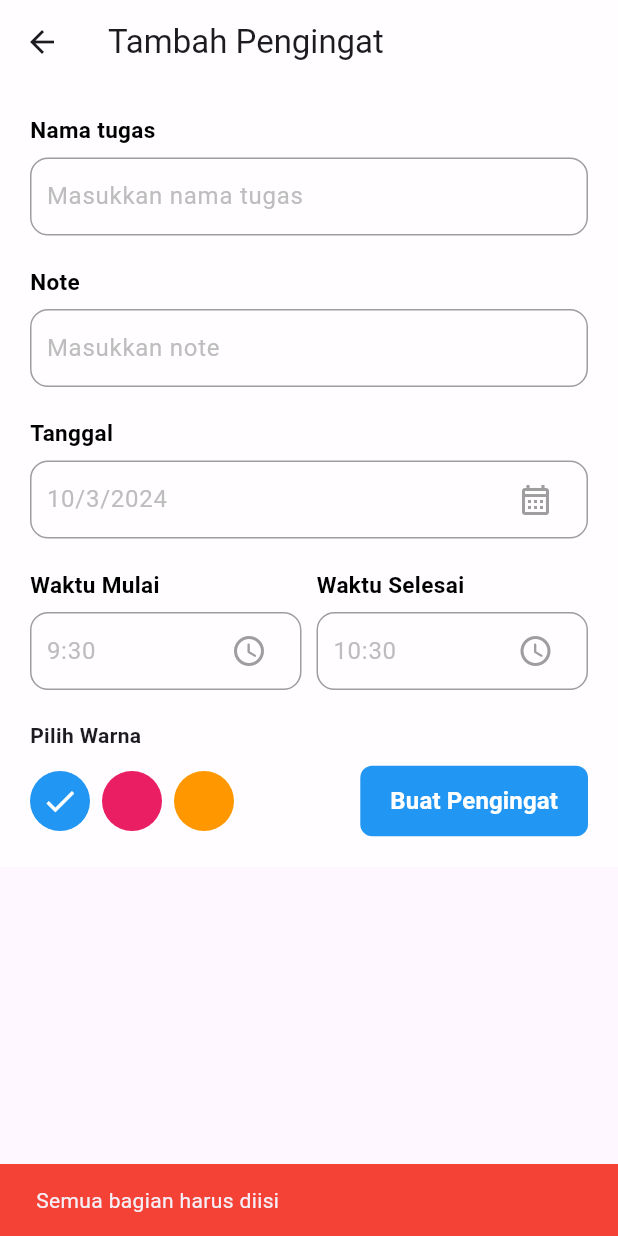
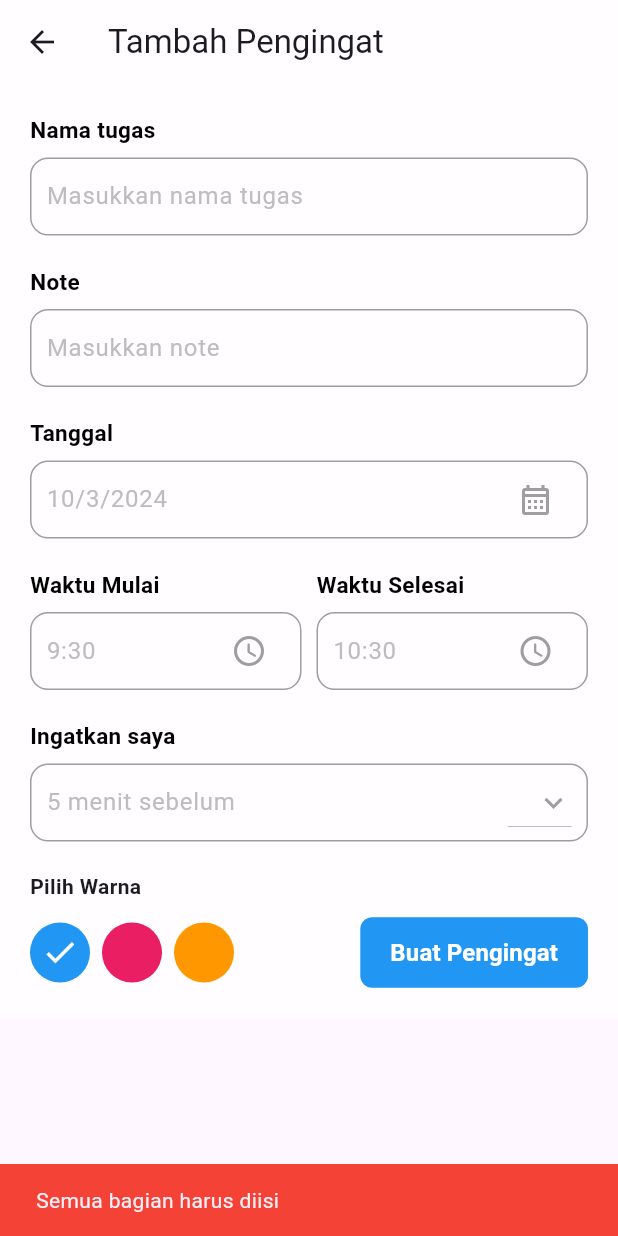
Before and after one commit to jvnnifer/jadwalPengingat, a Flutter app: the InputFieldPengingat screen opened directly, after a tap on "Buat Pengingat", on a phone screen of 412 x 824 dp. Run offline on Flutter 3.47's test engine with Material 3 defaults, Android fonts, the phone set to English and light mode, and no system bars; our stand-ins replace date_picker_timeline.

Commit message:
udah bisa menambah list pengingat

```diff
--- a/lib/main.dart
+++ b/lib/main.dart
@@ -1,7 +1,9 @@
 import 'package:flutter/material.dart';
 import 'pages/home_page.dart';
+import 'package:intl/date_symbol_data_local.dart';
 
-void main() {
+void main() async {
+  await initializeDateFormatting('id_ID', null);
   runApp(const MyApp());
 }
 
--- a/lib/pages/home_page.dart
+++ b/lib/pages/home_page.dart
@@ -9,7 +9,9 @@ class HomePage extends StatelessWidget {
   @override
   Widget build(BuildContext context) {
     return Scaffold(
-      drawer: SideBar(activePage: 'home'),
+      drawer: SideBar(
+        activePage: 'home',
+      ),
       appBar: AppBar(
         title: Text('Beranda'),
       ),
--- a/lib/pages/input_field_pengingat.dart
+++ b/lib/pages/input_field_pengingat.dart
@@ -1,6 +1,8 @@
 import 'package:flutter/material.dart';
 import 'input_field_satuan/input_field_satuan.dart';
 import 'package:intl/intl.dart';
+import 'tugas.dart';
+import 'pengingat_otomatis.dart';
 
 class InputFieldPengingat extends StatefulWidget {
   const InputFieldPengingat({Key? key}) : super(key: key);
@@ -11,6 +13,7 @@ class InputFieldPengingat extends StatefulWidget {
 
 class InputFieldPengingatState extends State<InputFieldPengingat> {
   final TextEditingController _titlecontroller = TextEditingController();
+  final TextEditingController _notecontroller = TextEditingController();
 
   DateTime _selectedDate = DateTime.now();
   String _startTime = "9:30";
@@ -92,16 +95,86 @@ class InputFieldPengingatState extends State<InputFieldPengingat> {
     );
   }
 
+  Color _getColor(int index) {
+    switch (index) {
+      case 0:
+        return Colors.blue;
+      case 1:
+        return Colors.pink;
+      case 2:
+        return Colors.orange;
+      default:
+        return Colors.grey;
+    }
+  }
+
+  int _selectedRemind = 5;
+  List<int> reminderList = [
+    5,
+    10,
+    15,
+    20,
+  ];
+
+  List<Tugas> tugasList = [];
+
   _validateData() {
     if (_titlecontroller.text.isEmpty) {
-      print("ValidateData Called");
       ScaffoldMessenger.of(context).showSnackBar(
         SnackBar(
           content: Text('Semua bagian harus diisi'),
           backgroundColor: Colors.red,
         ),
       );
+    } else {
+      Tugas newTugas = Tugas(
+        judul: _titlecontroller.text,
+        note: _notecontroller.text,
+        tanggal: DateFormat.yMd().format(_selectedDate),
+        waktuMulai: _startTime,
+        waktuSelesai: _endTime,
+        warna: _getColor(_selectedColor),
+      );
+
+      setState(() {
+        tugasList.add(newTugas);
+      });
+      Navigator.push(
+        context,
+        MaterialPageRoute(
+            builder: (context) => PengingatOtomatisPage(tugasList: tugasList)),
+      );
+      _titlecontroller.clear();
+      _notecontroller.clear();
     }
+  }
+
+  Widget _buildTaskList() {
+    return Column(
+      children: tugasList.map((tugas) {
+        return Card(
+          color: tugas.warna,
+          margin: EdgeInsets.all(10),
+          child: Padding(
+            padding: EdgeInsets.all(15),
+            child: Column(
+              crossAxisAlignment: CrossAxisAlignment.start,
+              children: [
+                Text(
+                  tugas.judul,
+                  style: TextStyle(fontSize: 18, fontWeight: FontWeight.bold),
+                ),
+                SizedBox(height: 10),
+                Text(tugas.note),
+                SizedBox(height: 10),
+                Text('Tanggal: ${tugas.tanggal}'),
+                Text('Waktu: ${tugas.waktuMulai} - ${tugas.waktuSelesai}'),
+              ],
+            ),
+          ),
+        );
+      }).toList(),
+    );
   }
 
   @override
@@ -129,6 +202,7 @@ class InputFieldPengingatState extends State<InputFieldPengingat> {
               InputFieldSatuan(
                 judul: 'Note',
                 hint: 'Masukkan note',
+                controller: _notecontroller,
               ),
               // Untuk tambah tanggal di add tugas
               InputFieldSatuan(
@@ -170,6 +244,23 @@ class InputFieldPengingatState extends State<InputFieldPengingat> {
                     ),
                   ),
                 ],
+              ),
+              InputFieldSatuan(
+                judul: 'Ingatkan saya',
+                hint: "$_selectedRemind menit sebelum",
+                widget: DropdownButton(
+                  icon: Icon(Icons.keyboard_arrow_down, color: Colors.grey),
+                  onChanged: (String? newValue) {
+                    setState(() {
+                      _selectedRemind = int.parse(newValue!);
+                    });
+                  },
+                  items:
+                      reminderList.map<DropdownMenuItem<String>>((int value) {
+                    return DropdownMenuItem<String>(
+                        value: value.toString(), child: Text(value.toString()));
+                  }).toList(),
+                ),
               ),
               Text(
                 'Pilih Warna',
--- a/lib/pages/jadwal_pelajaran.dart
+++ b/lib/pages/jadwal_pelajaran.dart
@@ -13,7 +13,9 @@ class _JadwalPelajaran extends State<JadwalPelajaranPage> {
   @override
   Widget build(BuildContext context) {
     return Scaffold(
-      drawer: SideBar(activePage: 'schedule'),
+      drawer: SideBar(
+        activePage: 'schedule',
+      ),
       appBar: AppBar(
         title: Text('Jadwal Pelajaran'),
       ),
--- a/lib/pages/sidebar.dart
+++ b/lib/pages/sidebar.dart
@@ -63,7 +63,7 @@ class SideBar extends StatelessWidget {
               Navigator.push(
                 context,
                 MaterialPageRoute(
-                    builder: (context) => PengingatOtomatisPage()),
+                    builder: (context) => PengingatOtomatisPage(tugasList: [])),
               );
             },
           ),
--- /dev/null
+++ b/lib/pages/tugas.dart
@@ -0,0 +1,19 @@
+import 'package:flutter/material.dart';
+
+class Tugas {
+  String judul;
+  String note;
+  String tanggal;
+  String waktuMulai;
+  String waktuSelesai;
+  Color warna;
+
+  Tugas({
+    required this.judul,
+    required this.note,
+    required this.tanggal,
+    required this.waktuMulai,
+    required this.waktuSelesai,
+    required this.warna,
+  });
+}
--- a/pubspec.yaml
+++ b/pubspec.yaml
@@ -35,6 +35,7 @@ dependencies:
   # Use with the CupertinoIcons class for iOS style icons.
   cupertino_icons: ^1.0.8
   date_picker_timeline: ^1.2.3
+  intl: ^0.17.0
 
 dev_dependencies:
   flutter_test:
```
Also changed, not shown: lib/pages/pengingat_otomatis.dart (+100 -90 lines), pubspec.lock.
